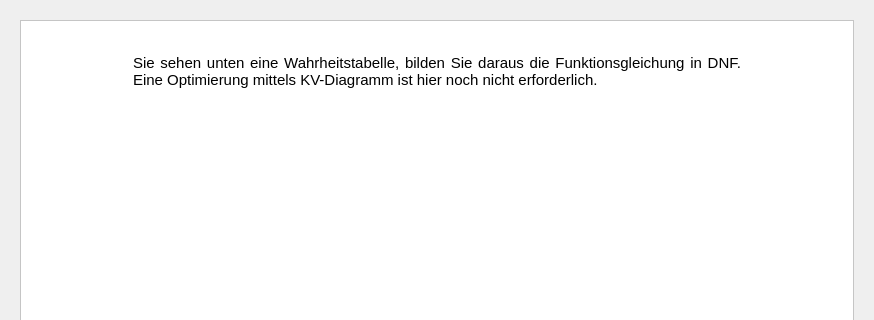
Qt form Application/task1page.ui (markus-senger/KV-diagram) before a commit; both pictures show x 0 to 874 and y 0 to 320 of the 874 by 492 pixel window.
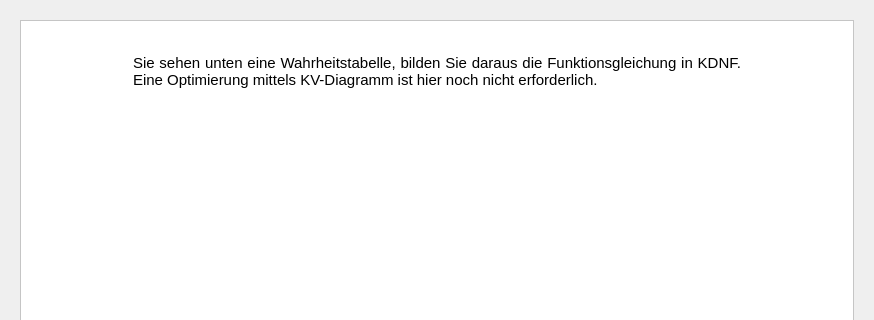
The same form after that commit. The open tabs and pages were chosen to show the change. Icons and pictures are not drawn. Custom widgets are drawn as their Qt base class.

```diff
--- a/Application/task1page.ui
+++ b/Application/task1page.ui
@@ -141,7 +141,7 @@
 &lt;html&gt;&lt;head&gt;&lt;meta name=&quot;qrichtext&quot; content=&quot;1&quot; /&gt;&lt;style type=&quot;text/css&quot;&gt;
 p, li { white-space: pre-wrap; }
 &lt;/style&gt;&lt;/head&gt;&lt;body style=&quot; font-family:'MS Shell Dlg 2'; font-size:13pt; font-weight:400; font-style:normal;&quot;&gt;
-&lt;p align=&quot;justify&quot; style=&quot; margin-top:0px; margin-bottom:0px; margin-left:0px; margin-right:0px; -qt-block-indent:0; text-indent:0px;&quot;&gt;&lt;span style=&quot; font-size:11pt;&quot;&gt;Sie sehen unten eine Wahrheitstabelle, bilden Sie daraus die Funktionsgleichung in DNF. Eine Optimierung mittels KV-Diagramm ist hier noch nicht erforderlich.&lt;/span&gt;&lt;/p&gt;&lt;/body&gt;&lt;/html&gt;</string>
+&lt;p align=&quot;justify&quot; style=&quot; margin-top:0px; margin-bottom:0px; margin-left:0px; margin-right:0px; -qt-block-indent:0; text-indent:0px;&quot;&gt;&lt;span style=&quot; font-size:11pt;&quot;&gt;Sie sehen unten eine Wahrheitstabelle, bilden Sie daraus die Funktionsgleichung in KDNF. Eine Optimierung mittels KV-Diagramm ist hier noch nicht erforderlich.&lt;/span&gt;&lt;/p&gt;&lt;/body&gt;&lt;/html&gt;</string>
                   </property>
                  </widget>
                 </item>
```
